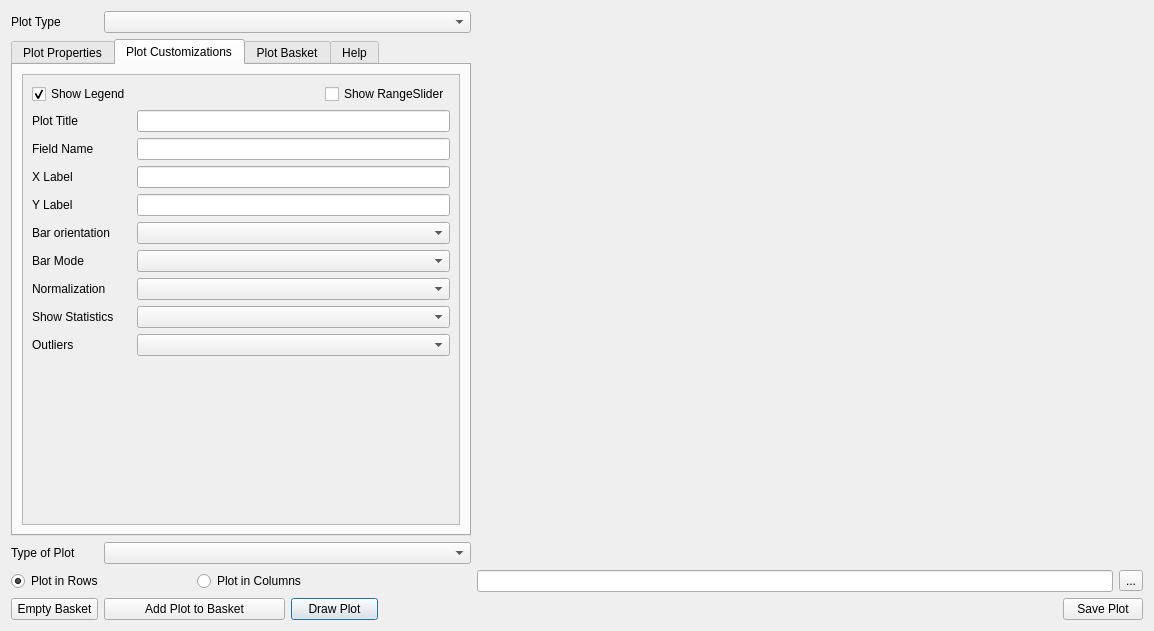
The window that ui/data_plotly_dialog_base.ui (ghtmtt/DataPlotly) describes before a commit, drawn with Qt 5.
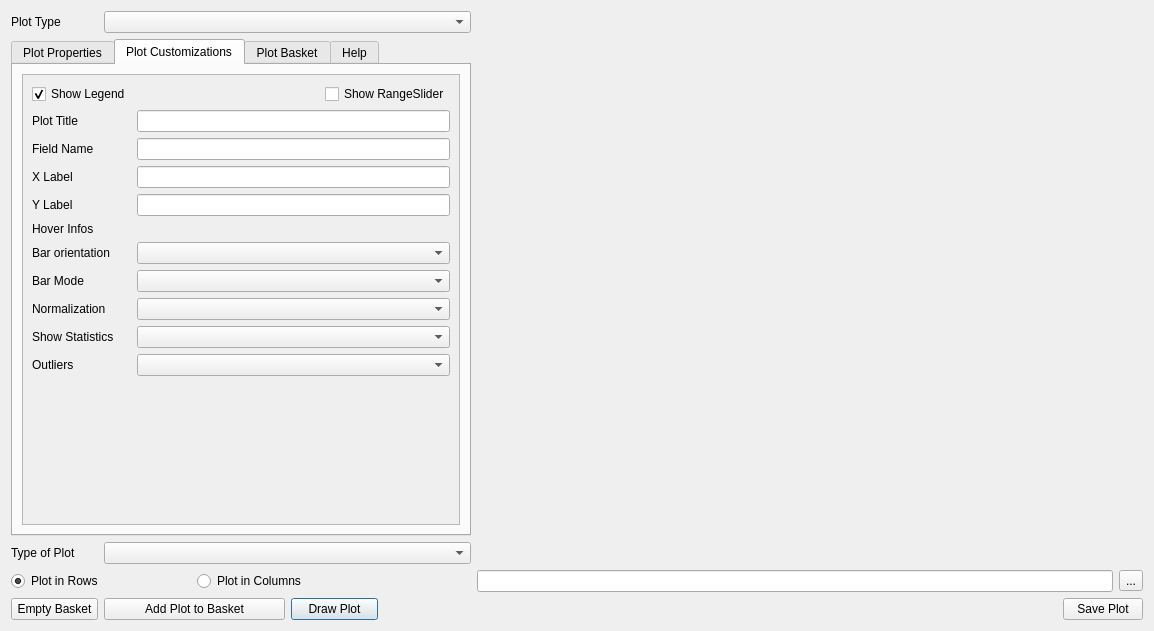
The same window after the commit. The open tabs and pages were chosen to show the change. Custom widgets are drawn as their Qt base class.

Patch:
```diff
--- a/ui/data_plotly_dialog_base.ui
+++ b/ui/data_plotly_dialog_base.ui
@@ -380,15 +380,15 @@
            <rect>
             <x>0</x>
             <y>0</y>
-            <width>276</width>
-            <height>373</height>
+            <width>436</width>
+            <height>416</height>
            </rect>
           </property>
           <layout class="QGridLayout" name="gridLayout_5">
            <item row="3" column="1" colspan="3">
             <widget class="QLineEdit" name="x_axis_title"/>
            </item>
-           <item row="7" column="0">
+           <item row="8" column="0">
             <widget class="QLabel" name="bar_mode_lab">
              <property name="text">
               <string>Bar Mode</string>
@@ -398,7 +398,7 @@
            <item row="1" column="1" colspan="3">
             <widget class="QLineEdit" name="plot_title_line"/>
            </item>
-           <item row="7" column="1" colspan="3">
+           <item row="8" column="1" colspan="3">
             <widget class="QComboBox" name="bar_mode_combo"/>
            </item>
            <item row="0" column="0">
@@ -414,7 +414,7 @@
            <item row="4" column="1" rowspan="2" colspan="3">
             <widget class="QLineEdit" name="y_axis_title"/>
            </item>
-           <item row="11" column="0" colspan="4">
+           <item row="12" column="0" colspan="4">
             <spacer name="verticalSpacer_2">
              <property name="orientation">
               <enum>Qt::Vertical</enum>
@@ -427,24 +427,24 @@
              </property>
             </spacer>
            </item>
-           <item row="6" column="0">
+           <item row="7" column="0">
             <widget class="QLabel" name="orientation_label">
              <property name="text">
               <string>Bar orientation</string>
              </property>
             </widget>
            </item>
-           <item row="6" column="1" colspan="3">
+           <item row="7" column="1" colspan="3">
             <widget class="QComboBox" name="orientation_combo"/>
            </item>
-           <item row="9" column="0">
+           <item row="10" column="0">
             <widget class="QLabel" name="box_statistic_label">
              <property name="text">
               <string>Show Statistics</string>
              </property>
             </widget>
            </item>
-           <item row="9" column="1" colspan="3">
+           <item row="10" column="1" colspan="3">
             <widget class="QComboBox" name="box_statistic_combo"/>
            </item>
            <item row="1" column="0">
@@ -468,14 +468,14 @@
              </property>
             </widget>
            </item>
-           <item row="10" column="0">
+           <item row="11" column="0">
             <widget class="QLabel" name="outliers_label">
              <property name="text">
               <string>Outliers</string>
              </property>
             </widget>
            </item>
-           <item row="10" column="1" colspan="3">
+           <item row="11" column="1" colspan="3">
             <widget class="QComboBox" name="outliers_combo"/>
            </item>
            <item row="2" column="0">
@@ -495,16 +495,26 @@
              </property>
             </widget>
            </item>
-           <item row="8" column="0">
+           <item row="9" column="0">
             <widget class="QLabel" name="hist_norm_label">
              <property name="text">
               <string>Normalization</string>
              </property>
             </widget>
            </item>
-           <item row="8" column="1" colspan="3">
+           <item row="9" column="1" colspan="3">
             <widget class="QComboBox" name="hist_norm_combo"/>
            </item>
+           <item row="6" column="1" colspan="3">
+            <widget class="QgsFieldExpressionWidget" name="z_combo"/>
+           </item>
+           <item row="6" column="0">
+            <widget class="QLabel" name="info_label">
+             <property name="text">
+              <string>Hover Infos</string>
+             </property>
+            </widget>
+           </item>
           </layout>
          </widget>
         </widget>
```
Left out of the diff: 26 changed lines with no effect on the pictures.
